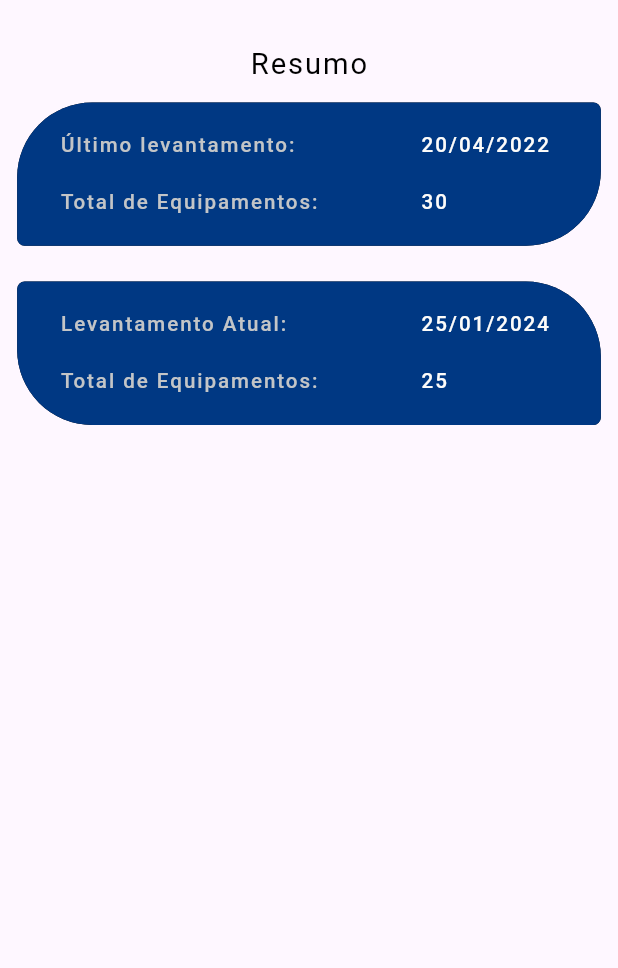
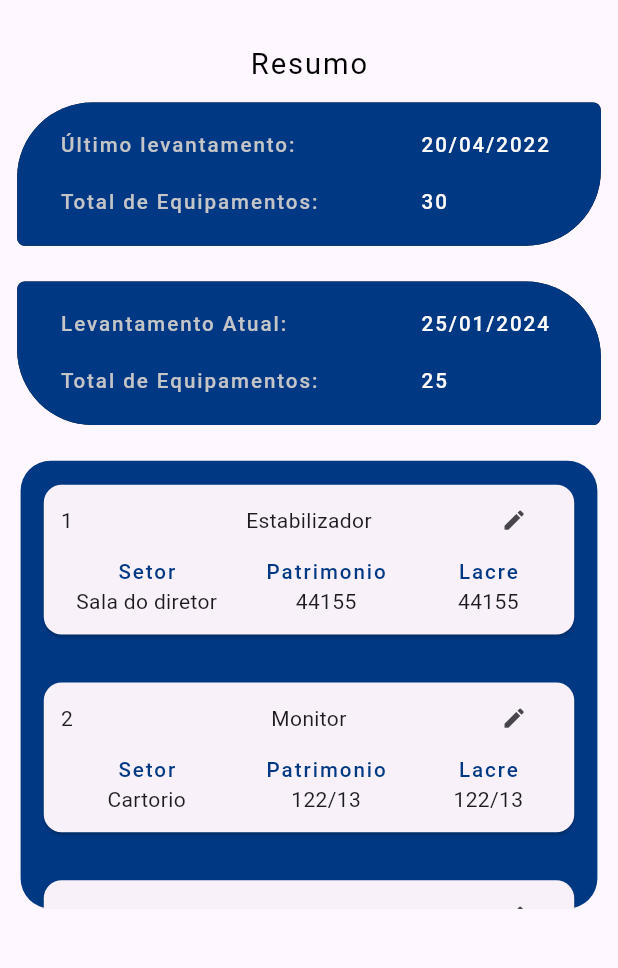
Before and after one commit to GrrMoura/suporteDTI, a Flutter app: the screen it shows after launch, on a phone screen of 412 x 824 dp, the part 222-1190 px from its top. Run offline on Flutter 3.47's test engine with Material 3 defaults, Android fonts, the phone set to English and light mode, and no system bars; our stand-ins replace connectivity_plus, convex_bottom_bar, device_info_plus, dio, fl_chart, flutter_screenutil and 10 more; missing offline and left inert: android_id, mobile_scanner; accounts and stored records are empty; Roboto replaces fonts that are missing (PoppinsRegular, RobotoMedium).

Commit message:
Mudanças: finalização da tela resumo

```diff
--- a/lib/screens/resumo_levantamento.dart
+++ b/lib/screens/resumo_levantamento.dart
@@ -16,47 +16,7 @@ class ResumoLevantamento extends StatelessWidget {
       ),
       body: Column(
         children: [
-          Padding(
-            padding: EdgeInsets.only(
-                top: 8.h, left: 10.w, right: 10.w, bottom: 20.h),
-            child: Row(
-              mainAxisAlignment: MainAxisAlignment.spaceBetween,
-              children: [
-                SizedBox(
-                    width: 45.w,
-                    height: 45.w,
-                    child: Image.asset(AppName.sspLogo!)),
-                Padding(
-                  padding: EdgeInsets.only(top: 10.h),
-                  child: Column(
-                    children: [
-                      Text(
-                        "Estado de Sergipe",
-                        style: Styles().titleStyle().copyWith(
-                            color: Colors.black,
-                            fontSize: AppDimens.subTitleSize),
-                      ),
-                      Text("Secretaria de Segurança Pública",
-                          style: Styles().smallTextStyle().copyWith(
-                                color: AppColors.contentColorBlack,
-                              )),
-                      Text("CPSI/DTI",
-                          style: Styles().smallTextStyle().copyWith(
-                                color: AppColors.contentColorBlack,
-                              )),
-                    ],
-                  ),
-                ),
-                SizedBox(
-                    width: 50.w,
-                    height: 50.w,
-                    child: Image.asset(
-                      AppName.logoDti!,
-                      color: AppColors.cSecondaryColor,
-                    )),
-              ],
-            ),
-          ),
+          header(),
           Row(
             mainAxisAlignment: MainAxisAlignment.center,
             children: [
@@ -66,7 +26,101 @@ class ResumoLevantamento extends StatelessWidget {
               )
             ],
           ),
-          Padding(
+          ultimoLevantamento(),
+          levantamentoAtual(),
+          BoxEquipamentos()
+        ],
+      ),
+    );
+  }
+}
+
+class BoxEquipamentos extends StatelessWidget {
+  const BoxEquipamentos({
+    super.key,
+  });
+
+  @override
+  Widget build(BuildContext context) {
+    return Padding(
+      padding: EdgeInsets.symmetric(horizontal: 12.w, vertical: 10.h),
+      child: Container(
+        height: 250.h,
+        decoration: BoxDecoration(
+            color: AppColors.cSecondaryColor,
+            borderRadius: BorderRadius.circular(20)),
+        child: ListView(
+          children: const [
+            CardEquipametos(
+                titulo: "Estabilizador",
+                id: "1",
+                setor: "Sala do diretor",
+                patrimonio: "44155",
+                lacre: "1212"),
+            CardEquipametos(
+                titulo: "Monitor",
+                id: "2",
+                setor: "Cartorio",
+                patrimonio: "122/13",
+                lacre: "1010"),
+            CardEquipametos(
+                titulo: "Monitor",
+                id: "2",
+                setor: "Cartorio",
+                patrimonio: "122/13",
+                lacre: "1010")
+          ],
+        ),
+      ),
+    );
+  }
+}
+
+class levantamentoAtual extends StatelessWidget {
+  const levantamentoAtual({
+    super.key,
+  });
+
+  @override
+  Widget build(BuildContext context) {
+    return Padding(
+      padding: EdgeInsets.symmetric(horizontal: 10.w, vertical: 10.h),
+      child: Container(
+        width: double.maxFinite,
+        height: 80.h,
+        decoration: const BoxDecoration(
+            color: AppColors.cSecondaryColor,
+            boxShadow: [BoxShadow(color: Colors.black)],
+            borderRadius: BorderRadius.only(
+                topRight: Radius.circular(50),
+                bottomLeft: Radius.circular(50),
+                topLeft: Radius.circular(5),
+                bottomRight: Radius.circular(5))),
+        child: const Column(
+          children: [
+            InfoResumo(
+              titulo: "Levantamento Atual",
+              info: "25/01/2024",
+            ),
+            InfoResumo(
+              titulo: "Total de Equipamentos",
+              info: "25",
+            ),
+          ],
+        ),
+      ),
+    );
+  }
+}
+
+class ultimoLevantamento extends StatelessWidget {
+  const ultimoLevantamento({
+    super.key,
+  });
+
+  @override
+  Widget build(BuildContext context) {
+    return Padding(
       padding: EdgeInsets.symmetric(horizontal: 10.w, vertical: 10.h),
       child: Container(
         width: double.maxFinite,
@@ -92,35 +146,141 @@ class ResumoLevantamento extends StatelessWidget {
           ],
         ),
       ),
+    );
+  }
+}
+
+class header extends StatelessWidget {
+  const header({
+    super.key,
+  });
+
+  @override
+  Widget build(BuildContext context) {
+    return Padding(
+      padding: EdgeInsets.only(top: 8.h, left: 10.w, right: 10.w, bottom: 20.h),
+      child: Row(
+        mainAxisAlignment: MainAxisAlignment.spaceBetween,
+        children: [
+          SizedBox(
+              width: 45.w, height: 45.w, child: Image.asset(AppName.sspLogo!)),
+          Padding(
+            padding: EdgeInsets.only(top: 10.h),
+            child: Column(
+              children: [
+                Text(
+                  "Estado de Sergipe",
+                  style: Styles().titleStyle().copyWith(
+                      color: Colors.black, fontSize: AppDimens.subTitleSize),
                 ),
-          Padding(
+                Text("Secretaria de Segurança Pública",
+                    style: Styles().smallTextStyle().copyWith(
+                          color: AppColors.contentColorBlack,
+                        )),
+                Text("CPSI/DTI",
+                    style: Styles().smallTextStyle().copyWith(
+                          color: AppColors.contentColorBlack,
+                        )),
+              ],
+            ),
+          ),
+          SizedBox(
+              width: 50.w,
+              height: 50.w,
+              child: Image.asset(
+                AppName.logoDti!,
+                color: AppColors.cSecondaryColor,
+              )),
+        ],
+      ),
+    );
+  }
+}
+
+class CardEquipametos extends StatelessWidget {
+  const CardEquipametos({
+    super.key,
+    required this.titulo,
+    required this.id,
+    required this.setor,
+    required this.patrimonio,
+    required this.lacre,
+  });
+  final String titulo;
+  final String id;
+  final String setor;
+  final String patrimonio;
+  final String lacre;
+  @override
+  Widget build(BuildContext context) {
+    return InkWell(
+      child: Padding(
         padding: EdgeInsets.symmetric(horizontal: 10.w, vertical: 10.h),
-            child: Container(
-              width: double.maxFinite,
-              height: 80.h,
-              decoration: const BoxDecoration(
-                  color: AppColors.cSecondaryColor,
-                  boxShadow: [BoxShadow(color: Colors.black)],
-                  borderRadius: BorderRadius.only(
-                      topRight: Radius.circular(50),
-                      bottomLeft: Radius.circular(50),
-                      topLeft: Radius.circular(5),
-                      bottomRight: Radius.circular(5))),
-              child: const Column(
+        child: Card(
+          child: Padding(
+            padding: EdgeInsets.only(left: 10.w, right: 10.w),
+            child: Column(
               children: [
-                  InfoResumo(
-                    titulo: "Levantamento Atual",
-                    info: "25/01/2024",
+                Row(
+                  mainAxisAlignment: MainAxisAlignment.spaceBetween,
+                  children: [
+                    SizedBox(width: 50.w, child: Text(id)),
+                    SizedBox(
+                        width: 100.w,
+                        child: Text(titulo, textAlign: TextAlign.center)),
+                    SizedBox(
+                      width: 50.w,
+                      child: IconButton(
+                          onPressed: () {},
+                          icon: Icon(Icons.edit, size: 15.sp)),
                     ),
-                  InfoResumo(
-                    titulo: "Total de Equipamentos",
-                    info: "25",
+                  ],
                 ),
+                Row(
+                  mainAxisAlignment: MainAxisAlignment.spaceBetween,
+                  children: [
+                    Column(
+                      children: [
+                        Text(
+                          "Setor",
+                          style: Styles().descriptionRestulScan(),
+                        ),
+                        SizedBox(
+                            width: 100.w,
+                            child: Text(setor, textAlign: TextAlign.center)),
+                      ],
+                    ),
+                    Column(
+                      children: [
+                        Text(
+                          "Patrimonio",
+                          style: Styles().descriptionRestulScan(),
+                        ),
+                        SizedBox(
+                            width: 80.w,
+                            child:
+                                Text(patrimonio, textAlign: TextAlign.center)),
+                      ],
+                    ),
+                    Column(
+                      children: [
+                        Text(
+                          "Lacre",
+                          style: Styles().descriptionRestulScan(),
+                        ),
+                        SizedBox(
+                            width: 80.w,
+                            child:
+                                Text(patrimonio, textAlign: TextAlign.center)),
+                      ],
+                    ),
+                  ],
+                ),
+                SizedBox(height: 10.h)
               ],
             ),
           ),
         ),
-        ],
       ),
     );
   }
```
Lines whose indentation alone changed are shown as unchanged.
